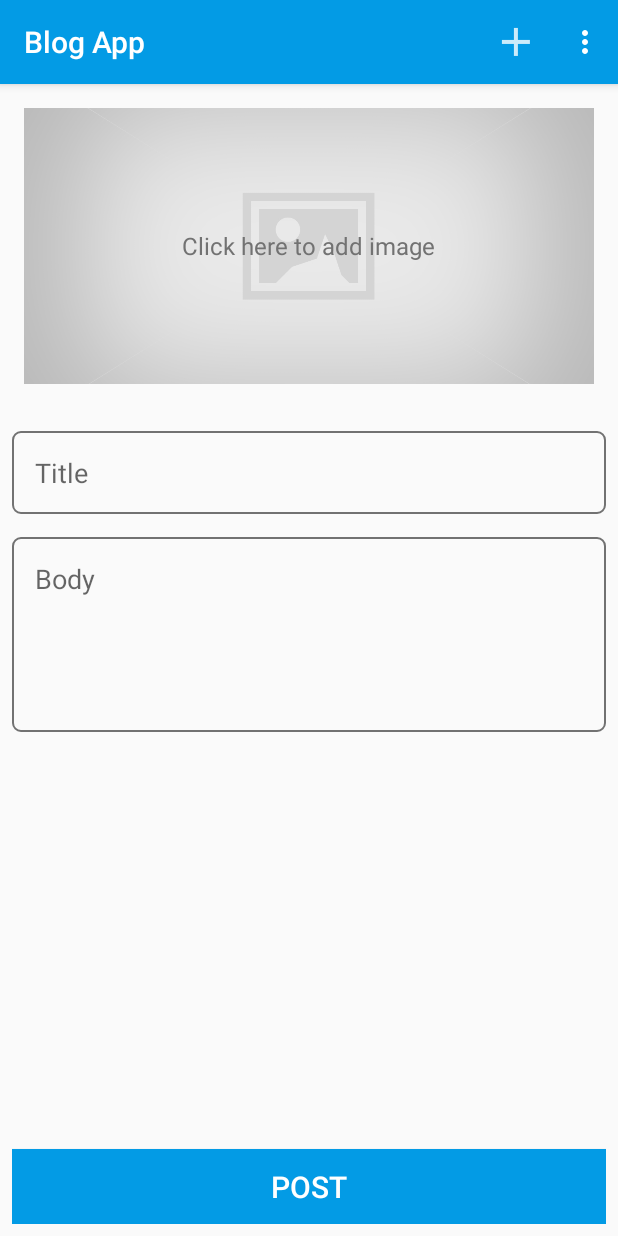
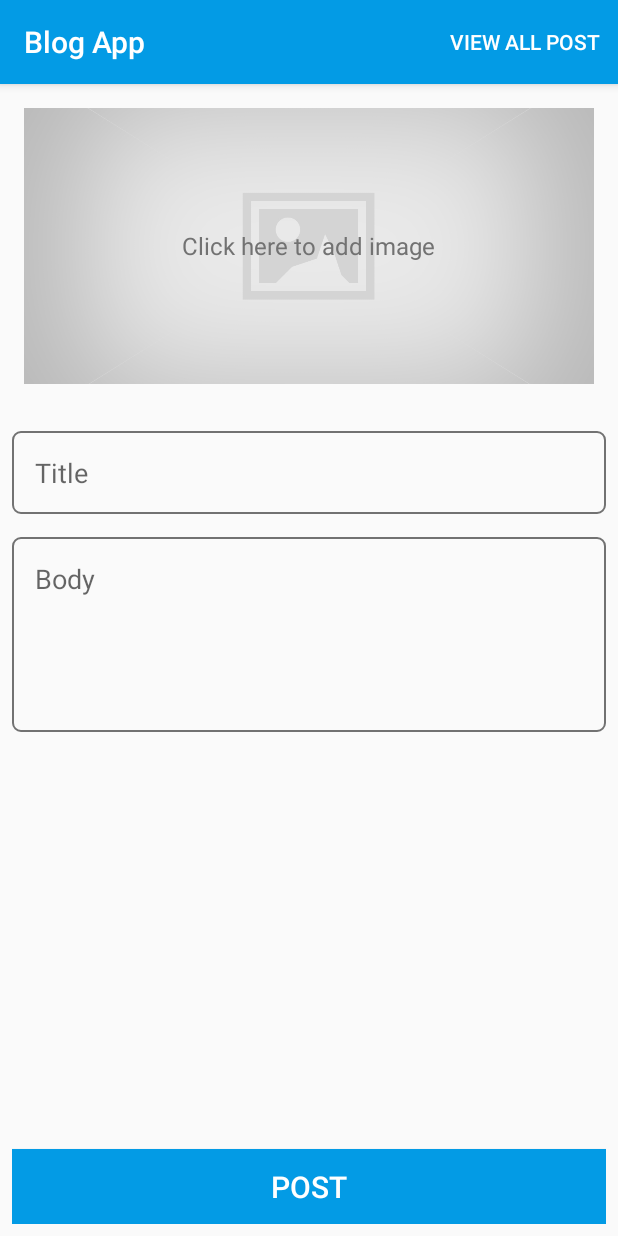
Before and after one commit to meshileya/Blogging-App, an Android app: the screen it shows after launch (MainActivity before the commit, NewPostActivity after it), on a phone screen of 412 x 824 dp. Run offline under Robolectric (Android 15) with nearby library versions, the phone set to English and light mode, and no system bars; our stand-ins replace Firebase (no records; nobody signed in at launch, a user with empty details on screens opened directly).

```diff
--- a/app/src/main/AndroidManifest.xml
+++ b/app/src/main/AndroidManifest.xml
@@ -11,13 +11,15 @@
         android:roundIcon="@mipmap/ic_launcher_round"
         android:supportsRtl="true"
         android:theme="@style/AppTheme">
-        <activity android:name=".MainActivity">
+        <activity android:name=".NewPostActivity">
             <intent-filter>
                 <action android:name="android.intent.action.MAIN" />
 
                 <category android:name="android.intent.category.LAUNCHER" />
             </intent-filter>
         </activity>
+
+        <activity android:name=".AllPostActivity" />
     </application>
 
 </manifest>
--- a/app/src/main/java/com/example/benjamin/learnblog/MainActivity.java
+++ b/app/src/main/java/com/example/benjamin/learnblog/NewPostActivity.java
@@ -2,9 +2,7 @@ package com.example.benjamin.learnblog;
 
 import android.app.ProgressDialog;
 import android.content.Intent;
-import android.graphics.Bitmap;
 import android.net.Uri;
-import android.provider.MediaStore;
 import android.support.annotation.NonNull;
 import android.support.v7.app.AppCompatActivity;
 import android.os.Bundle;
@@ -27,11 +25,9 @@ import com.google.firebase.storage.FirebaseStorage;
 import com.google.firebase.storage.StorageReference;
 import com.google.firebase.storage.UploadTask;
 
-import java.io.IOException;
+public class NewPostActivity extends AppCompatActivity implements View.OnClickListener{
 
-public class MainActivity extends AppCompatActivity implements View.OnClickListener{
-
-    private static final String TAG = MainActivity.class.getSimpleName();
+    private static final String TAG = NewPostActivity.class.getSimpleName();
     private static final String REQUIRED = "Required";
 
     /*[Start] View Declarations*/
@@ -53,7 +49,7 @@ public class MainActivity extends AppCompatActivity implements View.OnClickListe
     @Override
     protected void onCreate(Bundle savedInstanceState) {
         super.onCreate(savedInstanceState);
-        setContentView(R.layout.activity_main);
+        setContentView(R.layout.activity_new_post);
 
         /*[start] View initialization + [onClick Listener]*/
         imageButton = findViewById(R.id.ibtn_image_placeholder);
@@ -78,15 +74,15 @@ public class MainActivity extends AppCompatActivity implements View.OnClickListe
 
     @Override
     public boolean onCreateOptionsMenu(Menu menu) {
-        getMenuInflater().inflate(R.menu.main, menu);
+        getMenuInflater().inflate(R.menu.all_post, menu);
         return true;
     }
 
     @Override
     public boolean onOptionsItemSelected(MenuItem item) {
         int id = item.getItemId();
-        if(id == R.id.action_add){
-            startActivity(new Intent(MainActivity.this, PostActivity.class));
+        if(id == R.id.action_all_post){
+            startActivity(new Intent(NewPostActivity.this, AllPostActivity.class));
         }
         return super.onOptionsItemSelected(item);
     }
@@ -165,18 +161,19 @@ public class MainActivity extends AppCompatActivity implements View.OnClickListe
                     DatabaseReference newPost = mDbReference.push();
 
                     // Adding content into the unique key generated in the database
-                    newPost.child("Image_link").setValue(downloadUri.toString());
-                    newPost.child("Title").setValue(postTitle);
-                    newPost.child("Post").setValue(postBody);
+                    newPost.child("image").setValue(downloadUri.toString());
+                    newPost.child("title").setValue(postTitle);
+                    newPost.child("content").setValue(postBody);
+                    mProgressDialog.dismiss();
+                    Toast.makeText(NewPostActivity.this, "Posting Successful", Toast.LENGTH_SHORT).show();
 
-                    mProgressDialog.dismiss();
-                    Toast.makeText(MainActivity.this, "Posting Successful", Toast.LENGTH_SHORT).show();
+                    startActivity(new Intent(NewPostActivity.this, AllPostActivity.class));
                 }
             }).addOnFailureListener(new OnFailureListener() {
                 @Override
                 public void onFailure(@NonNull Exception e) {
                     mProgressDialog.dismiss();
-                    Toast.makeText(MainActivity.this, "Posting Failed", Toast.LENGTH_SHORT).show();
+                    Toast.makeText(NewPostActivity.this, "Posting Failed", Toast.LENGTH_SHORT).show();
                 }
             });
         }else{
--- a/app/src/main/res/layout/activity_main.xml
+++ b/app/src/main/res/layout/activity_new_post.xml
@@ -6,7 +6,7 @@
     android:layout_width="match_parent"
     android:layout_height="match_parent"
     android:layout_margin="@dimen/app_margin"
-    tools:context="com.example.benjamin.learnblog.MainActivity">
+    tools:context="com.example.benjamin.learnblog.NewPostActivity">
 
     <RelativeLayout
         android:id="@+id/layout_image_holder"
--- /dev/null
+++ b/app/src/main/res/menu/all_post.xml
@@ -0,0 +1,8 @@
+<?xml version="1.0" encoding="utf-8"?>
+<menu xmlns:android="http://schemas.android.com/apk/res/android"
+    xmlns:app="http://schemas.android.com/apk/res-auto">
+    <item
+        android:id="@+id/action_all_post"
+        app:showAsAction="ifRoom"
+        android:title="View all post"/>
+</menu>
--- a/app/src/main/res/menu/main.xml
+++ b/app/src/main/res/menu/new_post.xml
@@ -3,13 +3,8 @@
     xmlns:android="http://schemas.android.com/apk/res/android">
 
     <item
-        android:id="@+id/action_add"
+        android:id="@+id/action_add_post"
         app:showAsAction="always"
         android:title="@string/action_add"
         android:icon="@drawable/ic_action_add" />
-
-    <item
-        android:id="@+id/action_option"
-        app:showAsAction="never"
-        android:title="Option"/>
 </menu>
--- a/app/src/main/res/values/strings.xml
+++ b/app/src/main/res/values/strings.xml
@@ -5,4 +5,7 @@
 
     <string name="image_placeholder">Click here to add image</string>
     <string name="btn_submit_post">Post</string>
+
+    <string name="post_title">Post Title</string>
+    <string name="lorem">Lorem ipsum dolor sit amet, consectetur adipiscing elit. Aenean nec condimentum ante, quis mattis mi. Proin ut rhoncus libero, ac euismod neque. Ut suscipit, enim a facilisis consequat, orci lacus venenatis orci, at ultricies orci nulla sed ex. In condimentum viverra velit, eget feugiat libero imperdiet vel. Aenean pretium, lectus vitae bibendum bibendum, diam turpis convallis eros, quis tristique leo sapien at ipsum. Praesent eu odio id nulla lobortis auctor. Donec eget dolor eget nisl euismod commodo vel a lacus. Quisque ut justo vitae urna pharetra accumsan. Etiam dignissim neque iaculis mauris viverra, blandit rhoncus odio porttitor. Phasellus nibh arcu.</string>
 </resources>
```
Also changed, not shown: app/build.gradle (+4 -5 lines), app/src/main/java/com/example/benjamin/learnblog/AllPostActivity.java (added, +126 -0 lines), app/src/main/java/com/example/benjamin/learnblog/Blog.java (added, +42 -0 lines), app/src/main/java/com/example/benjamin/learnblog/PostActivity.java (deleted, +0 -16 lines), app/src/main/res/layout/activity_all_post.xml (added, +12 -0 lines), app/src/main/res/layout/post_item.xml (added, +52 -0 lines).
